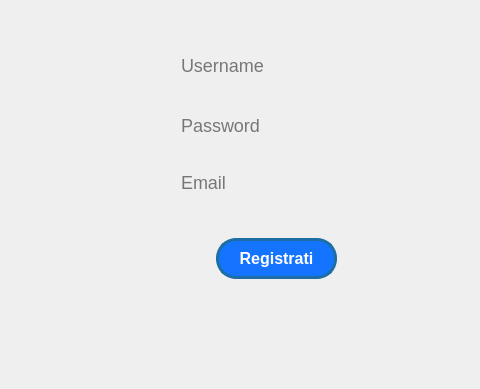
Old version of the form ClientModule/startwindow.ui in the repository giovannic96/Real-time-collaborative-text-editor; both pictures show x 620 to 1100 and y 252 to 641 of the 1100 by 641 pixel window.
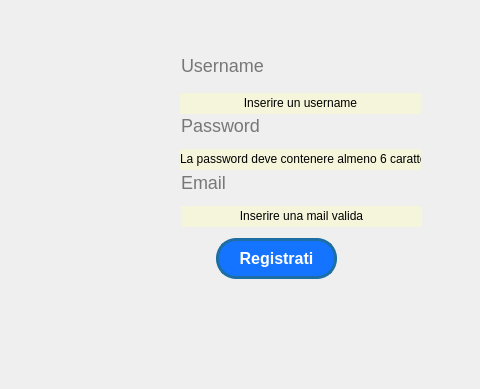
New version of the form. The open tabs and pages were chosen to show the change. Icons and pictures are not drawn.

The edit to the form file:
```diff
--- a/ClientModule/startwindow.ui
+++ b/ClientModule/startwindow.ui
@@ -418,6 +418,54 @@
        <string>Password</string>
       </property>
      </widget>
+     <widget class="QLabel" name="passERR">
+      <property name="geometry">
+       <rect>
+        <x>800</x>
+        <y>401</y>
+        <width>241</width>
+        <height>21</height>
+       </rect>
+      </property>
+      <property name="styleSheet">
+       <string notr="true">background: #F5F5Dc</string>
+      </property>
+      <property name="text">
+       <string>&lt;html&gt;&lt;head/&gt;&lt;body&gt;&lt;p align=&quot;center&quot;&gt;La password deve contenere almeno 6 caratteri&lt;/p&gt;&lt;/body&gt;&lt;/html&gt;</string>
+      </property>
+     </widget>
+     <widget class="QLabel" name="usernameERR">
+      <property name="geometry">
+       <rect>
+        <x>800</x>
+        <y>345</y>
+        <width>241</width>
+        <height>21</height>
+       </rect>
+      </property>
+      <property name="styleSheet">
+       <string notr="true">background: #F5F5Dc</string>
+      </property>
+      <property name="text">
+       <string>&lt;html&gt;&lt;head/&gt;&lt;body&gt;&lt;p align=&quot;center&quot;&gt;Inserire un username&lt;/p&gt;&lt;/body&gt;&lt;/html&gt;</string>
+      </property>
+     </widget>
+     <widget class="QLabel" name="mailERR">
+      <property name="geometry">
+       <rect>
+        <x>801</x>
+        <y>458</y>
+        <width>241</width>
+        <height>21</height>
+       </rect>
+      </property>
+      <property name="styleSheet">
+       <string notr="true">background: #F5F5Dc</string>
+      </property>
+      <property name="text">
+       <string>&lt;html&gt;&lt;head/&gt;&lt;body&gt;&lt;p align=&quot;center&quot;&gt;Inserire una mail valida&lt;/p&gt;&lt;/body&gt;&lt;/html&gt;</string>
+      </property>
+     </widget>
     </widget>
    </widget>
    <widget class="QPushButton" name="exitButton">
```
Left out of the diff: 37 changed lines with no effect on the pictures.
